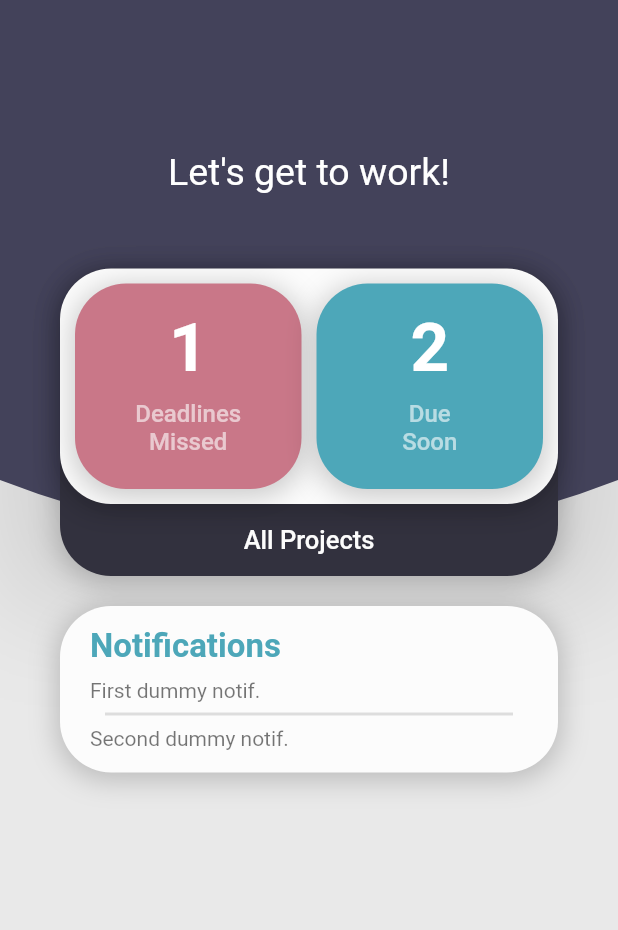
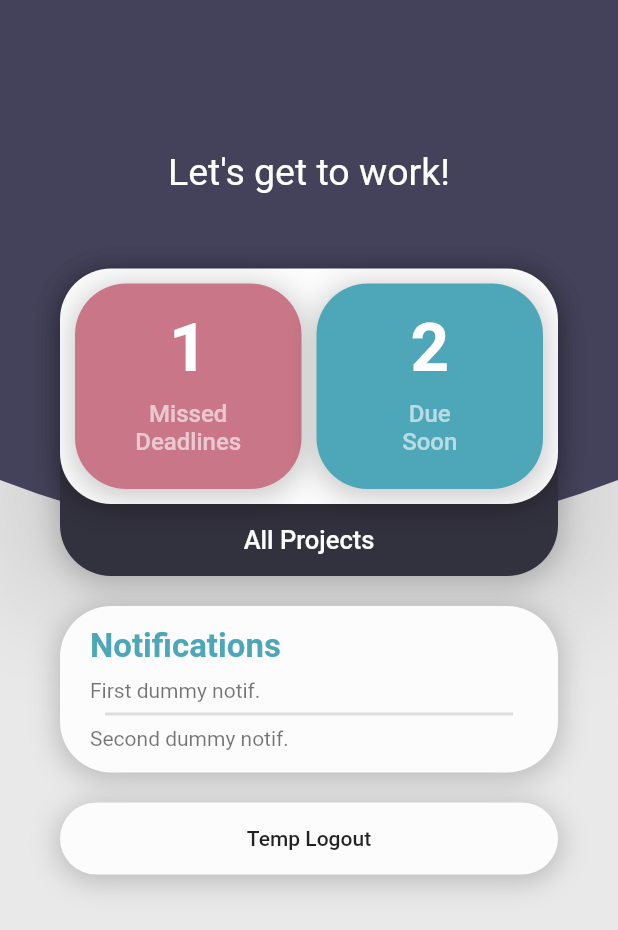
Before and after one commit to bdasgupta02/workly, a Flutter app: the Home screen opened directly, on a phone screen of 412 x 824 dp. Shown: the top 930 px of the screen. Run offline on Flutter 3.47's test engine with Material 2 defaults, Android fonts, the phone set to English and light mode, and no system bars; Roboto replaces fonts that are missing (Khula); statements that could not run were skipped.

```diff
--- a/workly/lib/screens/home.dart
+++ b/workly/lib/screens/home.dart
@@ -109,6 +109,31 @@ class _HomeState extends State<Home> {
                 padding: EdgeInsets.only(bottom: 20),
               ),
               BackBoxNotifs(),
+              Padding(padding: EdgeInsets.only(top:20),),
+              Container(
+                child: (FlatButton(
+                  onPressed: () {
+                    //[Action] Here's the temporary button.
+                  },
+                  child: Text('Temp Logout'),
+                  shape: RoundedRectangleBorder(
+                    borderRadius: BorderRadius.circular(34.0),
+                  ),
+                )),
+                margin: EdgeInsets.only(left:40, right:40,),
+                decoration: BoxDecoration(
+                  color: Color(0xFFFCFCFC),
+                  borderRadius: BorderRadius.all(Radius.circular(34)),
+                  boxShadow: [
+                    BoxShadow(
+                      color: Colors.black.withOpacity(0.2),
+                      spreadRadius: 2,
+                      blurRadius: 15,
+                      offset: Offset(0, 3),
+                    ),
+                  ],
+                ),
+              ),
             ],
           ),
         ],
@@ -288,7 +313,7 @@ class BackBoxButtons extends StatelessWidget {
                     Container(
                       margin: EdgeInsets.only(bottom: 22),
                       child: Text(
-                        'Deadlines \nMissed',
+                        'Missed \nDeadlines',
                         textAlign: TextAlign.center,
                         style: TextStyle(
                           color: Colors.white60,
```
Also changed, not shown: workly/pubspec.yaml (+0 -8 lines), workly/fonts/Khula-Bold.ttf (renamed from workly/assets/fonts/Khula-Bold.ttf), workly/fonts/Khula-ExtraBold.ttf (renamed from workly/assets/fonts/Khula-ExtraBold.ttf), workly/fonts/Khula-Light.ttf (renamed from workly/assets/fonts/Khula-Light.ttf), workly/fonts/Khula-Regular.ttf (renamed from workly/assets/fonts/Khula-Regular.ttf), workly/fonts/Khula-SemiBold.ttf (renamed from workly/assets/fonts/Khula-SemiBold.ttf), workly/lib/screens/projectscreen_all.dart (added), workly/lib/screens/projectscreen_deadlines..dart (added), workly/lib/screens/projectscreen_due_soon.dart (added), 3 other files.
